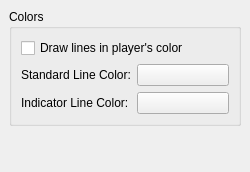
Old version of the form src/prefs_display.ui in the repository KDE/ksquares.
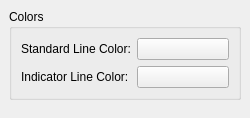
New version of the form. Custom widgets are drawn as their Qt base class.

Commit message: Add option to configure Quickstart Remove option for drawing lines in player's colours Fix cancel button on new game dialog

```diff
--- a/src/prefs_display.ui
+++ b/src/prefs_display.ui
@@ -6,7 +6,7 @@
     <x>0</x>
     <y>0</y>
     <width>250</width>
-    <height>172</height>
+    <height>118</height>
    </rect>
   </property>
   <property name="windowTitle" >
@@ -38,28 +38,6 @@
        <number>6</number>
       </property>
       <item row="1" column="0" >
-       <widget class="QLabel" name="label" >
-        <property name="whatsThis" >
-         <string>&lt;html>&lt;head>&lt;meta name="qrichtext" content="1" />&lt;style type="text/css">
-p, li { white-space: pre-wrap; }
-&lt;/style>&lt;/head>&lt;body style=" font-family:'Sans Serif'; font-size:9pt; font-weight:400; font-style:normal; text-decoration:none;">
-&lt;p style=" margin-top:0px; margin-bottom:0px; margin-left:0px; margin-right:0px; -qt-block-indent:0; text-indent:0px;">Color of the drawn lines&lt;/p>&lt;/body>&lt;/html></string>
-        </property>
-        <property name="text" >
-         <string>Standard Line Color:</string>
-        </property>
-        <property name="buddy" >
-         <cstring>kcfg_LineColor</cstring>
-        </property>
-       </widget>
-      </item>
-      <item row="2" column="1" >
-       <widget class="KColorButton" name="kcfg_IndicatorLineColor" />
-      </item>
-      <item row="1" column="1" >
-       <widget class="KColorButton" name="kcfg_LineColor" />
-      </item>
-      <item row="2" column="0" >
        <widget class="QLabel" name="label_2" >
         <property name="whatsThis" >
          <string>&lt;html>&lt;head>&lt;meta name="qrichtext" content="1" />&lt;style type="text/css">
@@ -75,10 +53,25 @@
         </property>
        </widget>
       </item>
-      <item row="0" column="0" colspan="2" >
-       <widget class="QCheckBox" name="kcfg_DrawLinePlayerColor" >
+      <item row="1" column="1" >
+       <widget class="KColorButton" name="kcfg_IndicatorLineColor" />
+      </item>
+      <item row="0" column="1" >
+       <widget class="KColorButton" name="kcfg_LineColor" />
+      </item>
+      <item row="0" column="0" >
+       <widget class="QLabel" name="label" >
+        <property name="whatsThis" >
+         <string>&lt;html>&lt;head>&lt;meta name="qrichtext" content="1" />&lt;style type="text/css">
+p, li { white-space: pre-wrap; }
+&lt;/style>&lt;/head>&lt;body style=" font-family:'Sans Serif'; font-size:9pt; font-weight:400; font-style:normal; text-decoration:none;">
+&lt;p style=" margin-top:0px; margin-bottom:0px; margin-left:0px; margin-right:0px; -qt-block-indent:0; text-indent:0px;">Color of the drawn lines&lt;/p>&lt;/body>&lt;/html></string>
+        </property>
         <property name="text" >
-         <string>Draw lines in player's color</string>
+         <string>Standard Line Color:</string>
+        </property>
+        <property name="buddy" >
+         <cstring>kcfg_LineColor</cstring>
         </property>
        </widget>
       </item>
```
Left out of the diff: 36 changed lines with no effect on the pictures. The commit also changes 7 other files.
